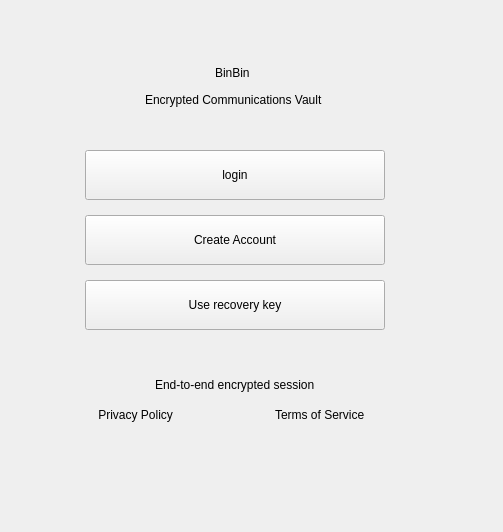
The window that UI/mainwindow.ui (angryduck1/E2EMes) describes before a commit, drawn with Qt 5; both pictures show x 405 to 908 and y 135 to 667 of the 908 by 667 pixel window.
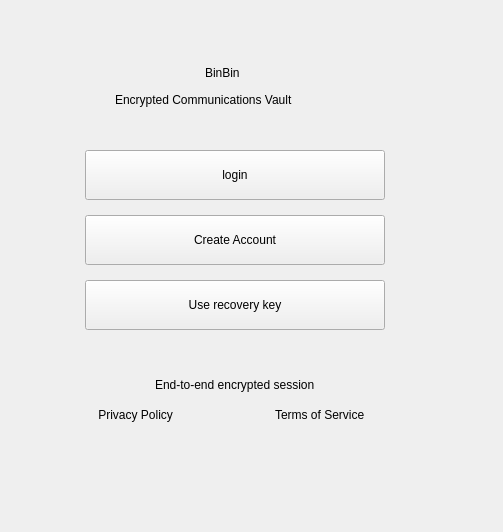
The same window after the commit.

Commit message: -add all styles for buttons -fix binbin\label position -change shield svg file

What changed in the file:
```diff
--- a/UI/mainwindow.ui
+++ b/UI/mainwindow.ui
@@ -30,9 +30,9 @@
      <widget class="QLabel" name="binbinLabel">
       <property name="geometry">
        <rect>
-        <x>620</x>
+        <x>610</x>
         <y>195</y>
-        <width>60</width>
+        <width>71</width>
         <height>25</height>
        </rect>
       </property>
@@ -43,9 +43,9 @@
      <widget class="QLabel" name="label_2">
       <property name="geometry">
        <rect>
-        <x>550</x>
+        <x>520</x>
         <y>225</y>
-        <width>221</width>
+        <width>251</width>
         <height>20</height>
        </rect>
       </property>
@@ -148,9 +148,9 @@
       <property name="geometry">
        <rect>
         <x>530</x>
-        <y>510</y>
-        <width>31</width>
-        <height>20</height>
+        <y>509</y>
+        <width>23</width>
+        <height>23</height>
        </rect>
       </property>
       <property name="text">
```
Left out of the diff: 24 changed lines with no effect on the pictures. The commit also changes 3 other files.
